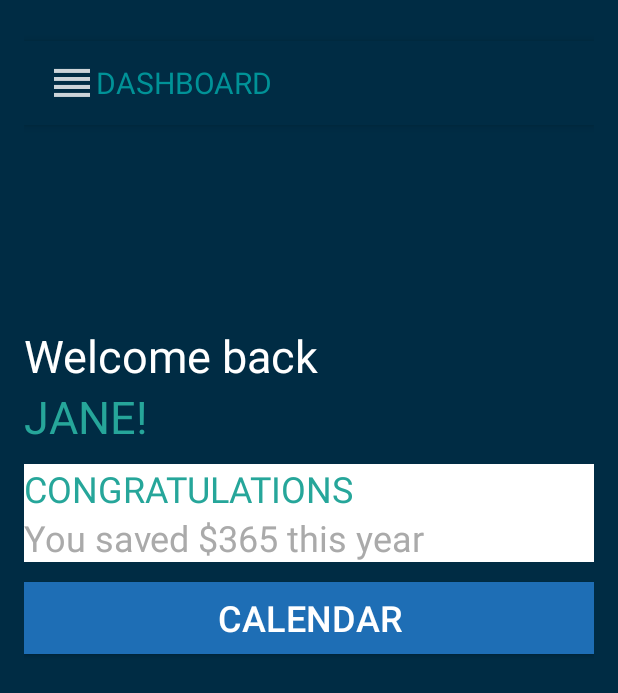
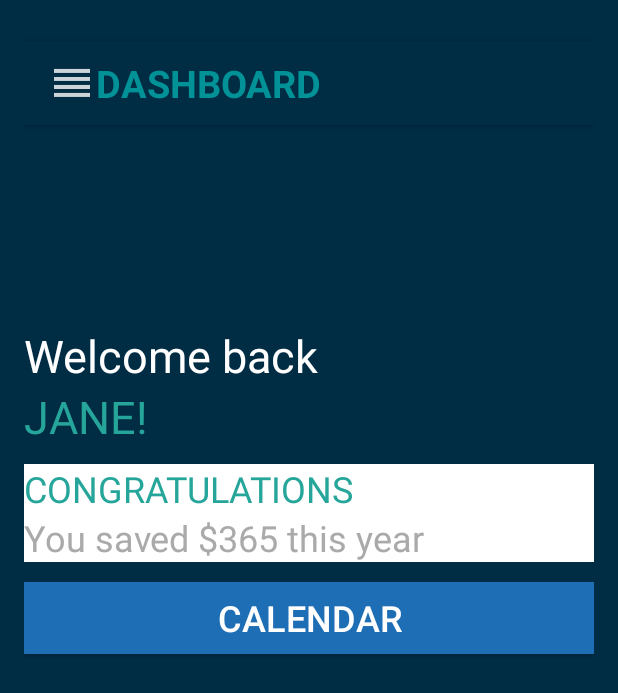
Before and after one commit to bkennel/SBCityConnect, an Android app: the HomeActivity screen opened directly, with no data from a screen before it, on a phone screen of 412 x 824 dp. Shown: the top 693 px of the screen. Run offline under Robolectric (Android 15) with nearby library versions, the phone set to English and light mode, and no system bars.

```diff
--- a/app/src/main/res/layout/activity_home.xml
+++ b/app/src/main/res/layout/activity_home.xml
@@ -45,7 +45,8 @@
                 android:id="@+id/toolbarTitle"
                 android:layout_gravity="center"
                 android:textColor="@color/colorBlueGreen"
-                android:textSize="20dp"
+                android:textSize="25dp"
+                android:textStyle="bold"
                 />
 
         </LinearLayout>
--- a/app/src/main/res/values/colors.xml
+++ b/app/src/main/res/values/colors.xml
@@ -1,7 +1,7 @@
 <?xml version="1.0" encoding="utf-8"?>
 <resources>
     <color name="colorPrimary">#2e78ba</color>
-    <color name="colorPrimaryDark">#303F9F</color>
+    <color name="colorPrimaryDark">#2e2e2f</color>
     <color name="colorAccent">#19c5a5</color>
     <color name="colorLife">#1e6eb5</color>
     <color name="colorWork">#337fc2</color>
```
Also changed, not shown: app/src/main/java/mobilend/sbcityconnect/CalendarActivity.java (+6 -4 lines).
